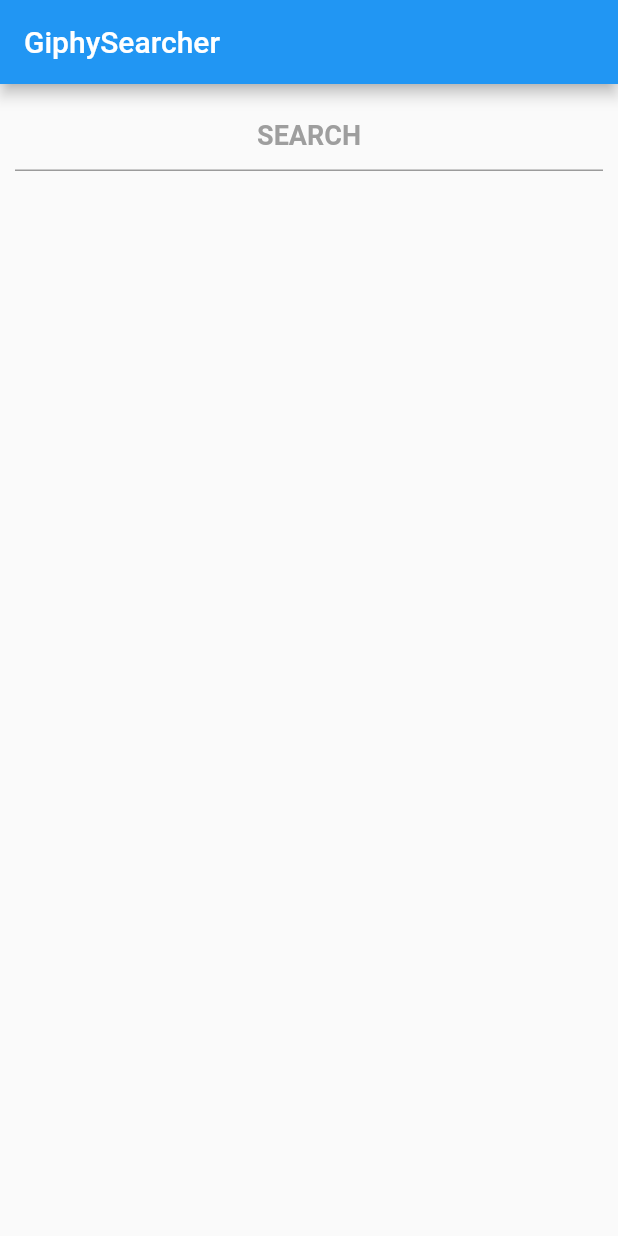
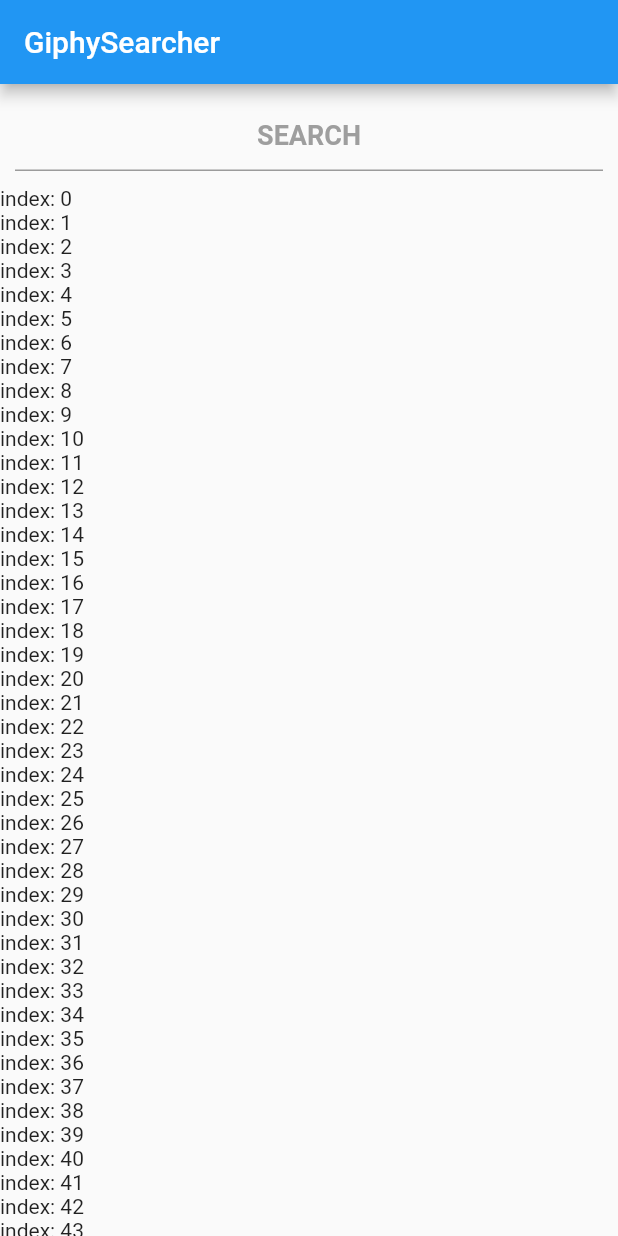
Before and after one commit to VoropayAndrey/GiphySearcher, a Flutter app: the screen it shows after launch, on a phone screen of 412 x 824 dp. Run offline on Flutter 3.47's test engine with Material 2 defaults, Android fonts, the phone set to English and light mode, and no system bars.

```diff
--- a/lib/ui/main_widget.dart
+++ b/lib/ui/main_widget.dart
@@ -27,6 +27,10 @@ class MainWidgetState extends State<MainWidget> {
     print('query: ${query}');
   }
 
+  Widget _buildRow(BuildContext context, int index) {
+    return Text('index: ${index}');
+  }
+
   @override
   Widget build(BuildContext context) {
       final mainInheritedWidget = MainInheritedWidget.of(context);
@@ -51,7 +55,19 @@ class MainWidgetState extends State<MainWidget> {
                               color: Colors.black,
                               fontSize: 18.0,
                               fontWeight: FontWeight.bold),
-                      ))
+                      )
+                  ),
+                  Expanded(
+                      child: Container(
+                          margin: EdgeInsets.fromLTRB(0, 0, 0, 0),
+                          child: ListView.builder(
+                              controller: mainInheritedWidget.scrollController,
+                              padding: EdgeInsets.all(0.0),
+                              itemCount: 100,
+                              itemBuilder: _buildRow
+                          ),
+                      )
+                  ),
               ]
           ),
       );
```
